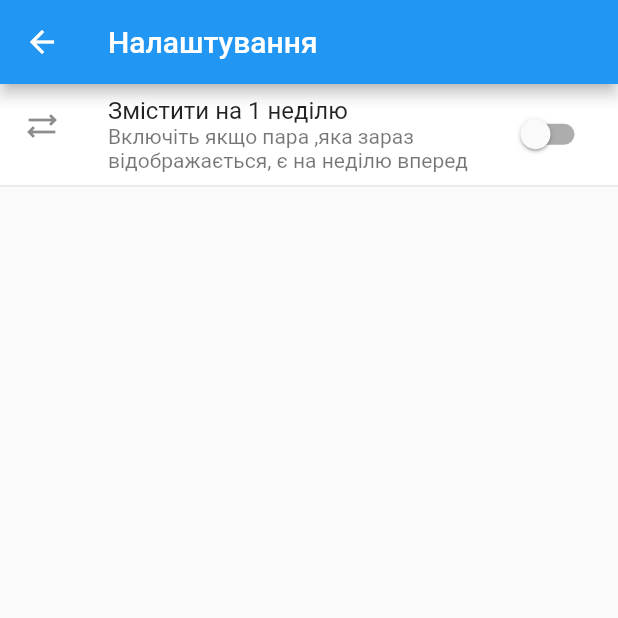
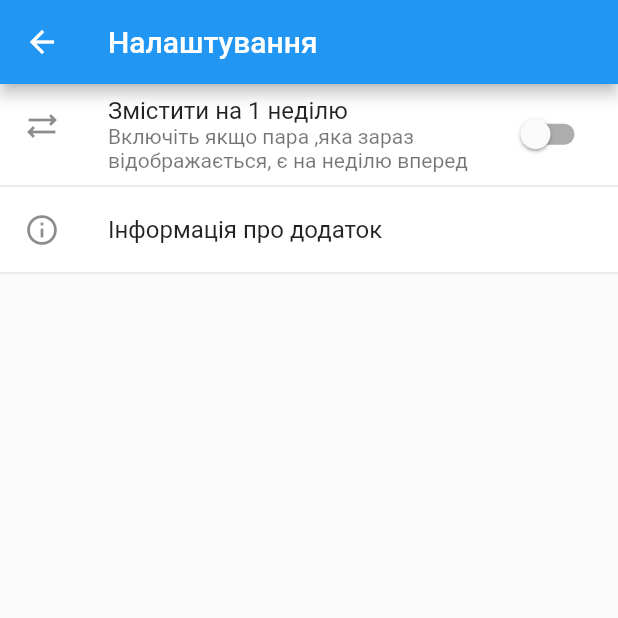
Before and after one commit to Snare295/ScheduleApp_KPI, a Flutter app: the screen it shows after launch, after a tap on the "settings" icon, on a phone screen of 412 x 824 dp, the top half of it. Run offline on Flutter 3.47's test engine with Material 2 defaults, Android fonts, the phone set to English and light mode, and no system bars; drawn by our look-alikes of dynamic_color; our stand-ins replace shared_preferences; network calls fail.

Commit message:
Add about app button with licenses and changed names, icons of nav bar (lol)

```diff
--- a/lib/modules/lessons_list.dart
+++ b/lib/modules/lessons_list.dart
@@ -103,7 +103,6 @@ const Map pairTag = {
   'lab': {'color': Colors.green, 'name': 'Лабораторна'},
 };
 
-//TODO: change icons for time
 const Map timeIcon = {
   '8.30': IconNumbers.one,
   '10.25': IconNumbers.two,
--- a/lib/pages/settings_widgets/settings_list.dart
+++ b/lib/pages/settings_widgets/settings_list.dart
@@ -11,6 +11,8 @@ class SettingsList extends StatelessWidget {
     return ListView(
       children: const [
         TileOffsetByWeek(),
+        Divider(height: 2),
+        TileAboutAppInfo(),
         Divider(height: 2),
       ],
     );
@@ -48,3 +50,20 @@ class _TileOffsetByWeekState extends State<TileOffsetByWeek> {
     prefs.setBool("offsetByWeekData", global.offsetByWeek);
   }
 }
+
+class TileAboutAppInfo extends StatelessWidget {
+  const TileAboutAppInfo({Key? key}) : super(key: key);
+
+  @override
+  Widget build(BuildContext context) {
+    return ListTile(
+      minVerticalPadding: SettingsList.verticalTileMargin,
+      title: const Text("Інформація про додаток"),
+      leading: const Icon(Icons.info_outlined),
+      //TODO: add more info about app
+      onTap: () => showAboutDialog(
+        context: context,
+      ),
+    );
+  }
+}
```
Also changed, not shown: lib/modules/app_bar.dart (+6 -6 lines), lib/modules/navigation_bar.dart (+4 -6 lines).
